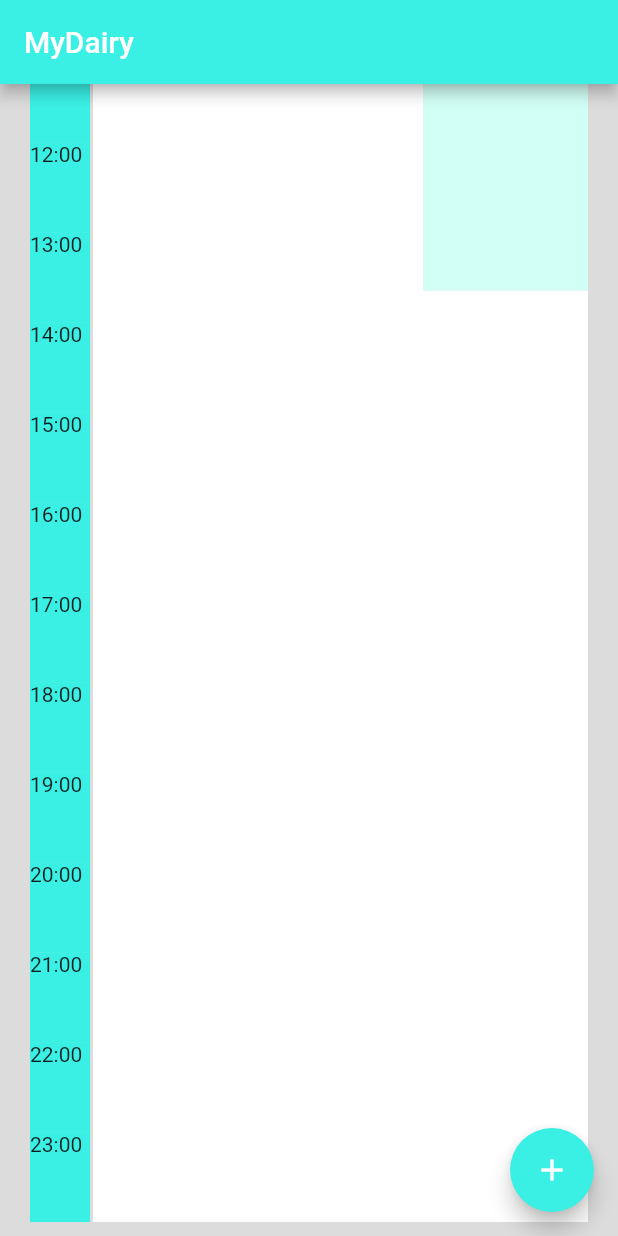
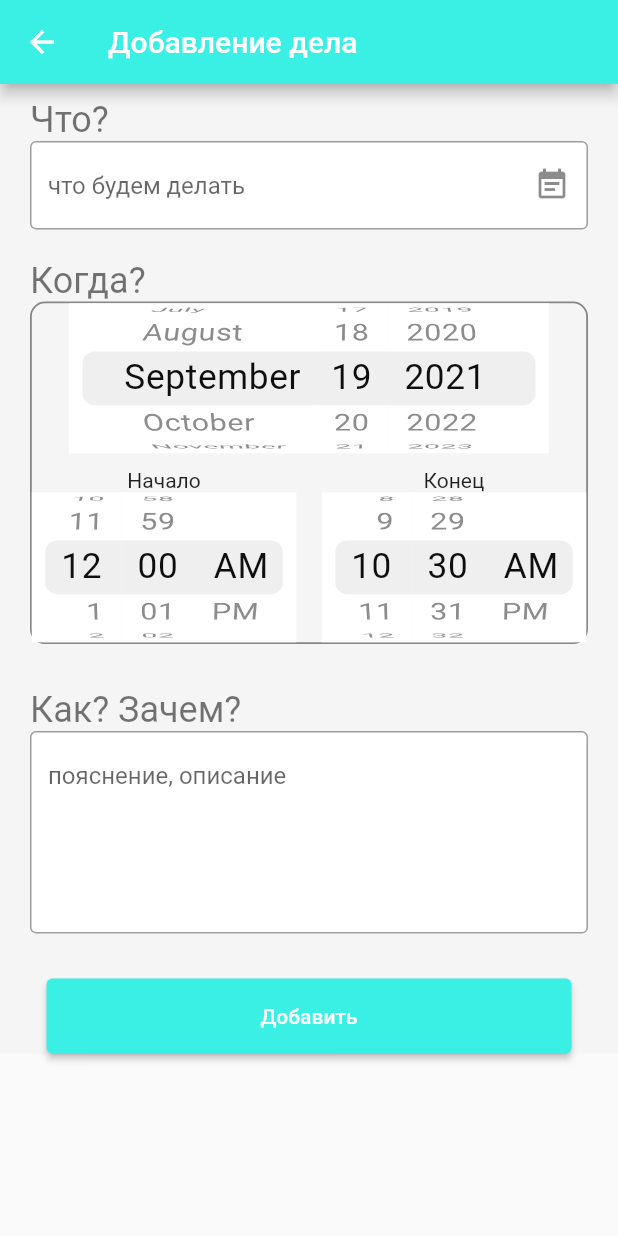
Before and after one commit to bonastya/diary_simbirsoft, a Flutter app: the screen it shows after launch, scrolled down 929 dp, after a tap on the "add" icon, on a phone screen of 412 x 824 dp. Run offline on Flutter 3.47's test engine with Material 2 defaults, Android fonts, the phone set to English and light mode, and no system bars; our stand-ins replace table_calendar; missing offline and left inert: dart:ffi.

Commit message:
add deal page

```diff
--- /dev/null
+++ b/lib/addDeal.dart
@@ -0,0 +1,257 @@
+import 'package:flutter/material.dart';
+import 'package:intl/intl.dart';
+import 'package:flutter/cupertino.dart';
+
+class addDeal extends StatelessWidget {
+  const addDeal({Key? key}) : super(key: key);
+
+
+  BoxDecoration myBoxDecoration() {
+    return BoxDecoration(
+      border: Border.all(
+          width: 1.2,
+        color: Colors.black45
+      ),
+      borderRadius: BorderRadius.all(
+          Radius.circular(10.0) //                 <--- border radius here
+      ),
+    );
+  }
+
+
+  @override
+  Widget build(BuildContext context) {
+    return Scaffold(
+      appBar: AppBar(
+        title: Text('Добавление дела'),
+          backgroundColor: Color(0xff3AF0E5)
+      ),
+      body: Container(
+        padding: EdgeInsets.only(left: 20,top: 10,right: 20),
+        color: Color(0xfff5f5f5),
+        child:
+        SingleChildScrollView(
+
+
+
+          child: Column(
+
+            children: [
+              Align(
+                alignment: Alignment.centerLeft,
+                child: (
+                    RichText(
+                      text: TextSpan(
+                          style: TextStyle(
+                            fontWeight: FontWeight.normal,
+                            fontSize: 24,
+                            color: Colors.black54,
+
+
+
+
+                          ),
+                          text: "Что?"
+                      ),
+                    )
+                ),
+              )
+              ,
+              Container(
+
+                color: Colors.white,
+                child: TextField(
+
+                  decoration: InputDecoration(
+                    hintText: "что будем делать",
+                    border: OutlineInputBorder(),
+                    fillColor: Color(0xff3AF0E5),
+                    focusColor: Color(0xff3AF0E5),
+                    hoverColor: Color(0xff3AF0E5),
+                    suffixIcon: Icon(Icons.event_note),
+                    //helperText: "Логин используется для входа в систему"
+                  ),
+                ),
+
+              )
+              ,
+              SizedBox(height: 20,),
+              Align(
+                alignment: Alignment.centerLeft,
+                child: (
+                    RichText(
+                      text: TextSpan(
+                          style: TextStyle(
+                            fontWeight: FontWeight.normal,
+                            fontSize: 24,
+                            color: Colors.black54,
+
+
+
+                          ),
+                          text: "Когда?"
+                      ),
+                    )
+                ),
+              ),
+              Container(
+                decoration: myBoxDecoration(),
+                child: Column(
+                  children: [
+                    Container(
+                      height: 100,
+                      child: CupertinoDatePicker(
+                        backgroundColor: Colors.white,
+                        mode: CupertinoDatePickerMode.date,
+                        initialDateTime: DateTime.now(),
+                        onDateTimeChanged: (DateTime newDateTime) {
+                          // Do something
+                        },
+                      ),
+                    ),
+                    SizedBox(height: 10,),
+                    /*InputDatePickerFormField(firstDate: DateTime.now(), lastDate: DateTime.now(),),*/
+                    /*DatePickerDialog(initialDate: DateTime.now(), firstDate:  DateTime.now(), lastDate: DateTime.now()),
+              */
+                    /*Align(
+                alignment: Alignment.centerLeft,
+                child: (
+                    RichText(
+                      text: TextSpan(
+                          style: TextStyle(
+                            fontWeight: FontWeight.normal,
+                            fontSize: 24,
+                            color: Colors.black54,
+
+
+
+                          ),
+                          text: "Время"
+                      ),
+                    )
+                ),
+              ),*/
+                    Row(
+                      children: [
+                        Expanded(
+                            child:
+                            Column(
+                              children: [
+                                Text("Начало"),
+                                Container(
+                                  height: 100,
+                                  child: CupertinoDatePicker(
+                                    backgroundColor: Colors.white,
+
+                                    mode: CupertinoDatePickerMode.time,
+                                    initialDateTime: DateTime(1969, 1, 1),
+                                    onDateTimeChanged: (DateTime newDateTime) {
+                                      // Do something
+                                    },
+                                  ),
+                                ),
+                              ],
+                            )
+                        ),
+                        SizedBox(width: 17,),
+                        Expanded(
+                            child:
+                            Column(
+                              children: [
+                                Text("Конец"),
+                                Container(
+                                  height: 100,
+                                  child: CupertinoDatePicker(
+                                    backgroundColor: Colors.white,
+                                    mode: CupertinoDatePickerMode.time,
+                                    initialDateTime: DateTime.now(),
+                                    onDateTimeChanged: (DateTime newDateTime) {
+                                      // Do something
+                                    },
+                                  ),
+                                ),
+                              ],
+                            )
+                        ),
+                      ],
+                    ),
+                  ],
+                ),
+              ),
+
+              SizedBox(height: 30,),
+              Align(
+                alignment: Alignment.centerLeft,
+                child: (
+                    RichText(
+                      text: TextSpan(
+                          style: TextStyle(
+                            fontWeight: FontWeight.normal,
+                            fontSize: 24,
+                            color: Colors.black54,
+
+
+
+                          ),
+                          text: "Как? Зачем?"
+                      ),
+                    )
+                ),
+              ),
+              SingleChildScrollView(
+                child: Container(
+
+                    color: Colors.white,
+                    child: TextField(
+                      keyboardType: TextInputType.multiline,
+                      maxLines: null,
+                      minLines: 5,
+                      textAlignVertical: TextAlignVertical.top,
+                      decoration: InputDecoration(
+
+                        hintText: "пояснение, описание",
+                        border: OutlineInputBorder(),
+
+                        /*prefixIconConstraints: BoxConstraints(
+                      maxHeight: 32,
+                      minWidth: 32,
+
+                    ),*/
+
+                        //helperText: "Логин используется для входа в систему"
+                      ),
+                    )
+
+                ),
+              )
+
+              ,
+              SizedBox(height: 30,),
+              Center(
+                child: ConstrainedBox(
+                  constraints: BoxConstraints.tightFor(width: 350, height: 50),
+                  child: ElevatedButton(
+
+                    style: ButtonStyle(
+                      backgroundColor: MaterialStateProperty.all<Color>(Color(0xff3AF0E5)),
+
+                    ),
+
+                    child: Text('Добавить'),
+
+                    onPressed: () {
+                      // Navigate to second route when tapped.
+                      Navigator.pop(context);
+                    },
+                  ),
+                ),
+
+              ),
+
+            ],
+          ),
+        ),
+      )
+    );
+  }
+}
--- a/lib/main.dart
+++ b/lib/main.dart
@@ -6,6 +6,7 @@ import 'package:flutter/services.dart';
 import 'package:flutter/services.dart';
 import 'package:table_calendar/table_calendar.dart';
 
+import 'addDeal.dart';
 import 'model/deal.dart';
 import 'model/deal.dart';
 import 'model/deal.dart';
@@ -290,10 +291,14 @@ class _MyHomePageState extends State<MyHomePage> {
 
       ),
       floatingActionButton: FloatingActionButton(
-        onPressed: _incrementCounter,
+        /*onPressed: _incrementCounter,*/
         backgroundColor: Color(0xff3AF0E5),
         tooltip: 'Increment',
         child: Icon(Icons.add),
+        onPressed: () {
+          //Нажатие на плавающую кнопку (справа сверху)
+          Navigator.of(context).push(MaterialPageRoute(builder: (context)=>addDeal()));
+        },
       ), // This trailing comma makes auto-formatting nicer for build methods.
     );
   }
```
